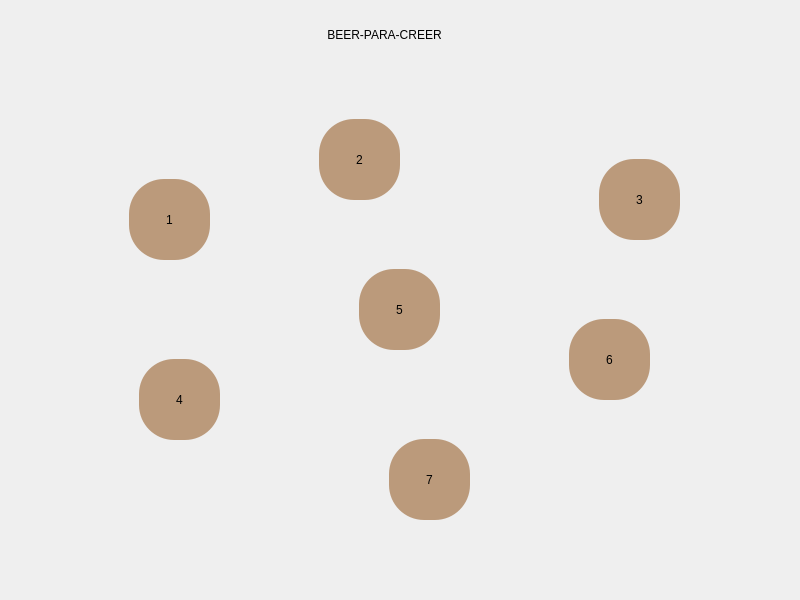
This is mainwindow.ui in zamax14/Foodministration as Qt 5 draws it before an edit. The edited form follows.
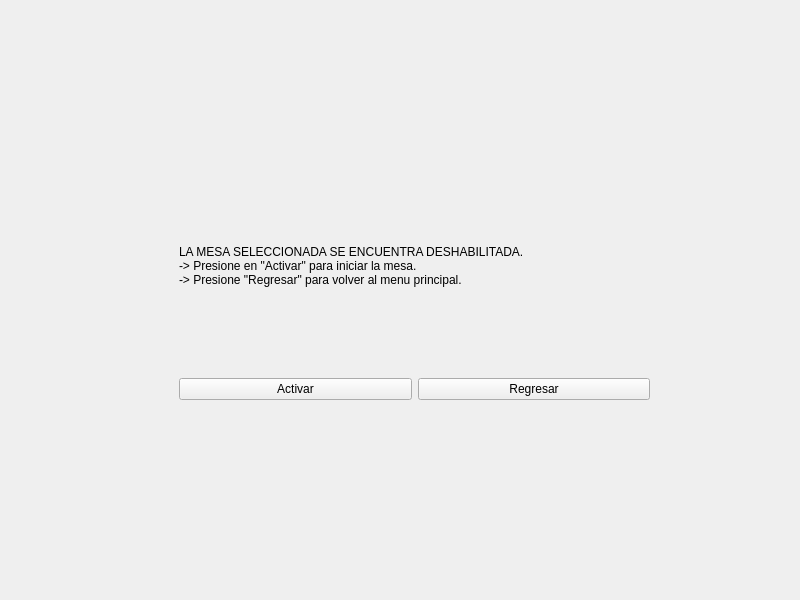
This is the edited form. Icons and pictures are not drawn.

Commit message: Se valida las mesas activadas y desactivadas

```diff
--- a/mainwindow.ui
+++ b/mainwindow.ui
@@ -28,7 +28,7 @@
        </sizepolicy>
       </property>
       <property name="currentIndex">
-       <number>0</number>
+       <number>2</number>
       </property>
       <widget class="QWidget" name="Mesas">
        <widget class="QLabel" name="mesa_6LB">
@@ -505,6 +505,47 @@
         </layout>
        </widget>
       </widget>
+      <widget class="QWidget" name="MesaApagada">
+       <widget class="QWidget" name="">
+        <property name="geometry">
+         <rect>
+          <x>170</x>
+          <y>150</y>
+          <width>471</width>
+          <height>241</height>
+         </rect>
+        </property>
+        <layout class="QGridLayout" name="gridLayout_8">
+         <item row="0" column="0" colspan="2">
+          <widget class="QLabel" name="mensajeMesaApagadaLB">
+           <property name="styleSheet">
+            <string notr="true">font: 16pt &quot;Tw Cen MT Condensed Extra Bold&quot;;
+</string>
+           </property>
+           <property name="text">
+            <string>LA MESA SELECCIONADA SE ENCUENTRA DESHABILITADA. 
+-&gt; Presione en &quot;Activar&quot; para iniciar la mesa. 
+-&gt; Presione &quot;Regresar&quot; para volver al menu principal.</string>
+           </property>
+          </widget>
+         </item>
+         <item row="1" column="0">
+          <widget class="QPushButton" name="activarMesaPB">
+           <property name="text">
+            <string>Activar</string>
+           </property>
+          </widget>
+         </item>
+         <item row="1" column="1">
+          <widget class="QPushButton" name="regresarPB">
+           <property name="text">
+            <string>Regresar</string>
+           </property>
+          </widget>
+         </item>
+        </layout>
+       </widget>
+      </widget>
      </widget>
     </item>
    </layout>
```
The commit also changes 17 other files.
